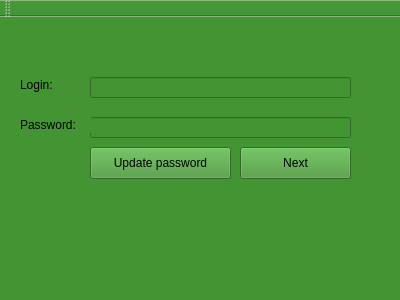
Above: RGZ/mainwindow.ui from dan98l/cookbook before the change. Below: the same form after it.
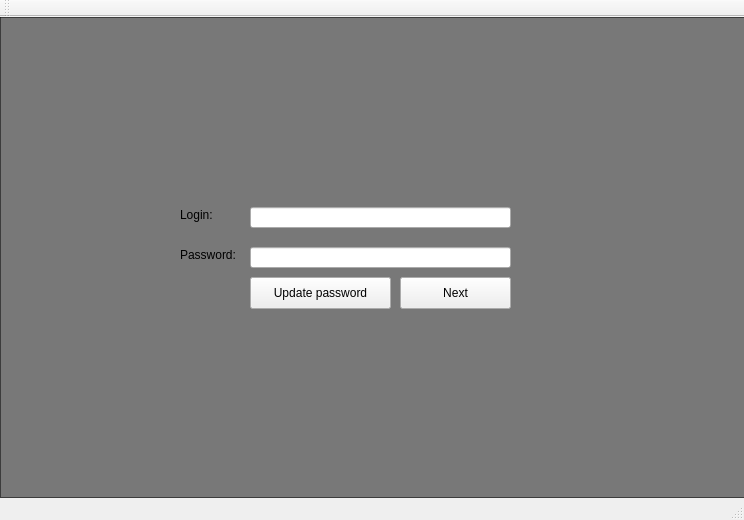
That is the form after the change. Icons and pictures are not drawn.

Diff of the .ui file:
```diff
--- a/RGZ/mainwindow.ui
+++ b/RGZ/mainwindow.ui
@@ -6,22 +6,25 @@
    <rect>
     <x>0</x>
     <y>0</y>
-    <width>400</width>
-    <height>300</height>
+    <width>744</width>
+    <height>520</height>
    </rect>
   </property>
   <property name="windowTitle">
    <string>MainWindow</string>
   </property>
   <property name="styleSheet">
-   <string notr="true">background-color: #439534;</string>
+   <string notr="true">QMainWindow{
+	background-image: url(/Users/daniil/Documents/SIBSUTIS/RGZ/Без имени-1.png);
+	
+}</string>
   </property>
   <widget class="QWidget" name="centralWidget">
    <widget class="QLineEdit" name="lineEdit">
     <property name="geometry">
      <rect>
-      <x>90</x>
-      <y>60</y>
+      <x>250</x>
+      <y>190</y>
       <width>261</width>
       <height>21</height>
      </rect>
@@ -30,18 +33,21 @@
    <widget class="QLineEdit" name="lineEdit_2">
     <property name="geometry">
      <rect>
-      <x>90</x>
-      <y>100</y>
+      <x>250</x>
+      <y>230</y>
       <width>261</width>
       <height>21</height>
      </rect>
     </property>
+    <property name="echoMode">
+     <enum>QLineEdit::Password</enum>
+    </property>
    </widget>
    <widget class="QPushButton" name="pushButton">
     <property name="geometry">
      <rect>
-      <x>240</x>
-      <y>130</y>
+      <x>400</x>
+      <y>260</y>
       <width>111</width>
       <height>32</height>
      </rect>
@@ -53,8 +59,8 @@
    <widget class="QLabel" name="label">
     <property name="geometry">
      <rect>
-      <x>20</x>
-      <y>60</y>
+      <x>180</x>
+      <y>190</y>
       <width>59</width>
       <height>16</height>
      </rect>
@@ -66,8 +72,8 @@
    <widget class="QLabel" name="label_2">
     <property name="geometry">
      <rect>
-      <x>20</x>
-      <y>100</y>
+      <x>180</x>
+      <y>230</y>
       <width>71</width>
       <height>16</height>
      </rect>
@@ -79,8 +85,8 @@
    <widget class="QPushButton" name="pushButton_2">
     <property name="geometry">
      <rect>
-      <x>90</x>
-      <y>130</y>
+      <x>250</x>
+      <y>260</y>
       <width>141</width>
       <height>32</height>
      </rect>
@@ -89,6 +95,26 @@
      <string>Update password</string>
     </property>
    </widget>
+   <widget class="QTreeView" name="treeView">
+    <property name="geometry">
+     <rect>
+      <x>0</x>
+      <y>0</y>
+      <width>751</width>
+      <height>481</height>
+     </rect>
+    </property>
+    <property name="styleSheet">
+     <string notr="true">background-color: rgba(0,0,0,0.5);</string>
+    </property>
+   </widget>
+   <zorder>treeView</zorder>
+   <zorder>lineEdit</zorder>
+   <zorder>lineEdit_2</zorder>
+   <zorder>pushButton</zorder>
+   <zorder>label</zorder>
+   <zorder>label_2</zorder>
+   <zorder>pushButton_2</zorder>
   </widget>
   <widget class="QMenuBar" name="menuBar">
    <property name="geometry">
```
Left out of the diff: 2 changed lines with no effect on the pictures.
